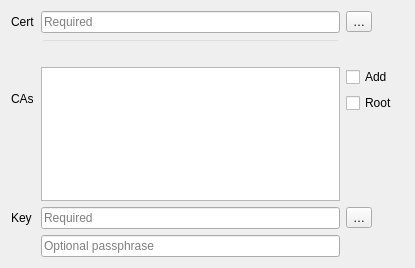
First picture: the form in src/auth/pkipaths/gui/qgsauthpkipathsedit.ui, repository qgis/QGIS, before the edit.
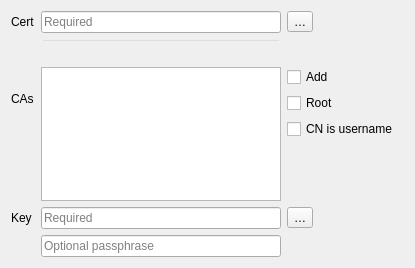
Second picture: the form after the edit. Custom widgets are drawn as their Qt base class.

Commit message: Fix(auth): Preserve username for pkipaths

```diff
--- a/src/auth/pkipaths/gui/qgsauthpkipathsedit.ui
+++ b/src/auth/pkipaths/gui/qgsauthpkipathsedit.ui
@@ -163,6 +163,16 @@
        </property>
       </widget>
      </item>
+     <item>
+      <widget class="QCheckBox" name="cbCnUsername">
+       <property name="toolTip">
+        <string>Allow certificate's Common Name to override username</string>
+       </property>
+       <property name="text">
+        <string>CN is username</string>
+       </property>
+      </widget>
+     </item>
      <item>
       <spacer name="verticalSpacer_2">
        <property name="orientation">
```
Left out of the diff: 1 changed line with no effect on the pictures. The commit also changes 2 other files.
